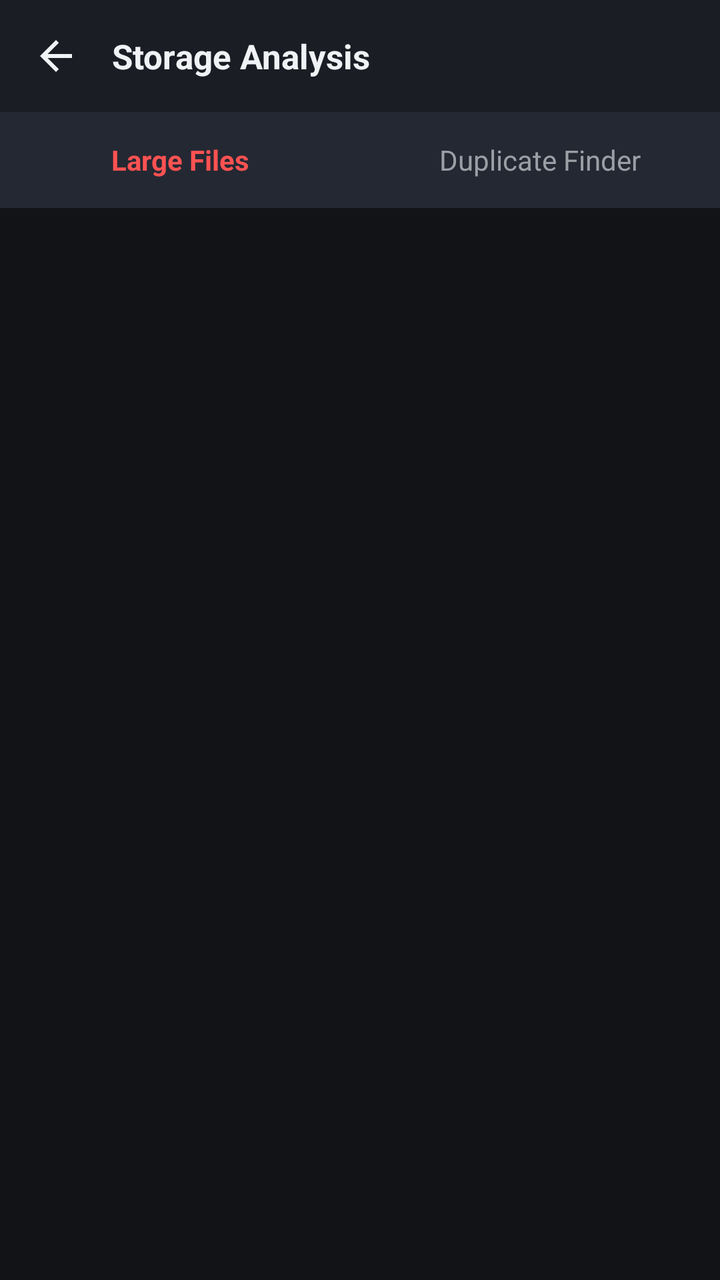
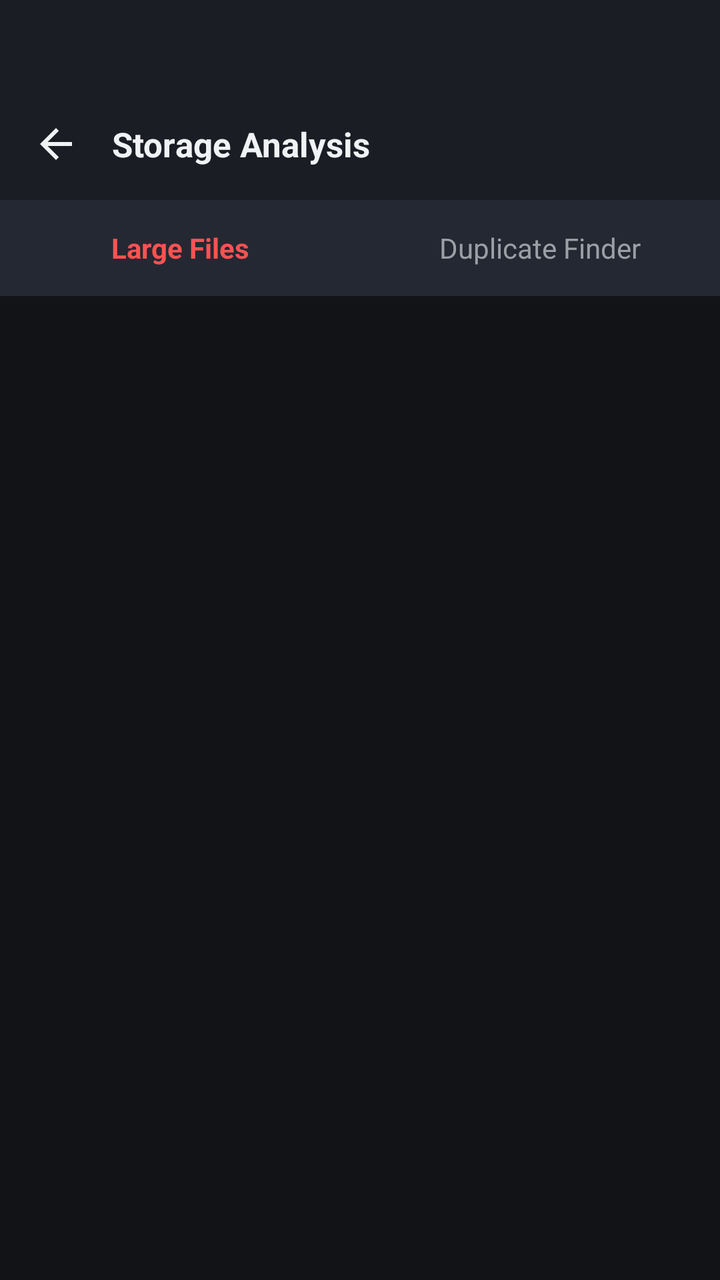

Compare the two renders of this Android layout. The source of the first and the diff that turns it into the second are given below.
<!-- AndroidManifest.xml: application theme Theme.ArtrawFiles -->
<!-- res/layout/activity_analyzer.xml -->
<?xml version="1.0" encoding="utf-8"?>
<LinearLayout xmlns:android="http://schemas.android.com/apk/res/android"
    android:layout_width="match_parent"
    android:layout_height="match_parent"
    android:orientation="vertical"
    android:background="@color/bg_dark">

    
    <RelativeLayout
        android:id="@+id/headerAnalyzer"
        android:layout_width="match_parent"
        android:layout_height="wrap_content"
        android:minHeight="56dp"
        android:background="@color/surface_dark"
        android:paddingStart="8dp"
        android:paddingEnd="8dp">

        <ImageView
            android:id="@+id/btnAnalyzerBack"
            android:layout_width="40dp"
            android:layout_height="40dp"
            android:layout_alignParentStart="true"
            android:layout_centerVertical="true"
            android:padding="8dp"
            android:background="?android:attr/selectableItemBackgroundBorderless"
            android:src="@drawable/ic_arrow_back"
            android:contentDescription="Back" />

        <TextView
            android:layout_width="wrap_content"
            android:layout_height="wrap_content"
            android:layout_toEndOf="@id/btnAnalyzerBack"
            android:layout_centerVertical="true"
            android:layout_marginStart="8dp"
            android:text="@string/nav_analysis"
            android:textColor="@color/text_primary_dark"
            android:textSize="17sp"
            android:textStyle="bold" />
    </RelativeLayout>

    
    <LinearLayout
        android:layout_width="match_parent"
        android:layout_height="48dp"
        android:orientation="horizontal"
        android:background="@color/surface_elevated_dark">

        <TextView
            android:id="@+id/tabLargeFiles"
            android:layout_width="0dp"
            android:layout_height="match_parent"
            android:layout_weight="1"
            android:gravity="center"
            android:text="@string/action_large_files"
            android:textColor="@color/artraw_crimson_accent"
            android:textSize="14sp"
            android:textStyle="bold"
            android:clickable="true"
            android:focusable="true" />

        <TextView
            android:id="@+id/tabDuplicates"
            android:layout_width="0dp"
            android:layout_height="match_parent"
            android:layout_weight="1"
            android:gravity="center"
            android:text="@string/action_duplicates"
            android:textColor="@color/text_secondary_dark"
            android:textSize="14sp"
            android:clickable="true"
            android:focusable="true" />
    </LinearLayout>

    <FrameLayout
        android:layout_width="match_parent"
        android:layout_height="0dp"
        android:layout_weight="1">

        
        <LinearLayout
            android:id="@+id/layoutLargeFilesView"
            android:layout_width="match_parent"
            android:layout_height="match_parent"
            android:orientation="vertical">

            <ListView
                android:id="@+id/listViewLargeFiles"
                android:layout_width="match_parent"
                android:layout_height="match_parent"
                android:divider="@color/border_dark"
                android:dividerHeight="0.5dp"
                android:clipToPadding="false" />
        </LinearLayout>

        
        <LinearLayout
            android:id="@+id/layoutDuplicatesView"
            android:layout_width="match_parent"
            android:layout_height="match_parent"
            android:orientation="vertical"
            android:padding="16dp"
            android:visibility="gone">

            <LinearLayout
                android:layout_width="match_parent"
                android:layout_height="wrap_content"
                android:orientation="vertical"
                android:background="@drawable/bg_card"
                android:padding="16dp"
                android:layout_marginBottom="12dp">

                <TextView
                    android:layout_width="wrap_content"
                    android:layout_height="wrap_content"
                    android:text="Cryptographic Duplicate Detection"
                    android:textColor="@color/text_primary_dark"
                    android:textSize="15sp"
                    android:textStyle="bold" />

                <TextView
                    android:layout_width="match_parent"
                    android:layout_height="wrap_content"
                    android:layout_marginTop="6dp"
                    android:text="Finds identical files using a two-step verification process: preliminary size grouping followed by explicit SHA-256 cryptographic verification."
                    android:textColor="@color/text_secondary_dark"
                    android:textSize="12sp" />

                <Button
                    android:id="@+id/btnStartDuplicateScan"
                    android:layout_width="match_parent"
                    android:layout_height="42dp"
                    android:layout_marginTop="12dp"
                    android:background="@drawable/bg_button_primary"
                    android:text="Scan for Duplicates"
                    android:textColor="@android:color/white"
                    android:textSize="13sp" />
            </LinearLayout>

            <TextView
                android:id="@+id/tvDuplicateProgress"
                android:layout_width="match_parent"
                android:layout_height="wrap_content"
                android:gravity="center"
                android:textColor="@color/artraw_crimson_accent"
                android:textSize="13sp"
                android:visibility="gone" />

            <ListView
                android:id="@+id/listViewDuplicates"
                android:layout_width="match_parent"
                android:layout_height="0dp"
                android:layout_weight="1"
                android:divider="@color/border_dark"
                android:dividerHeight="0.5dp"
                android:clipToPadding="false" />
        </LinearLayout>

        <ProgressBar
            android:id="@+id/progressAnalyzer"
            android:layout_width="48dp"
            android:layout_height="48dp"
            android:layout_gravity="center"
            android:indeterminate="true"
            android:indeterminateTint="@color/artraw_crimson"
            android:visibility="gone" />
    </FrameLayout>
</LinearLayout>
<!-- resources referenced by this layout -->
<resources>
  <color name="artraw_crimson">#E53935</color>
  <color name="artraw_crimson_accent">#FF5252</color>
  <color name="bg_dark">#121316</color>
  <color name="border_dark">#2E3442</color>
  <color name="surface_dark">#1A1D24</color>
  <color name="surface_elevated_dark">#242833</color>
  <color name="text_primary_dark">#F0F2F5</color>
  <color name="text_secondary_dark">#9AA0A6</color>
  <!-- drawable bg_button_primary (drawable) -->
  <?xml version="1.0" encoding="utf-8"?>
  <shape xmlns:android="http://schemas.android.com/apk/res/android"
      android:shape="rectangle">
      <solid android:color="@color/artraw_crimson" />
      <corners android:radius="8dp" />
  </shape>
  <!-- drawable bg_card (drawable) -->
  <?xml version="1.0" encoding="utf-8"?>
  <shape xmlns:android="http://schemas.android.com/apk/res/android"
      android:shape="rectangle">
      <solid android:color="@color/surface_dark" />
      <corners android:radius="12dp" />
      <stroke
          android:width="1dp"
          android:color="@color/border_dark" />
  </shape>
  <!-- drawable ic_arrow_back (drawable) -->
  <vector xmlns:android="http://schemas.android.com/apk/res/android"
      android:width="24dp"
      android:height="24dp"
      android:viewportWidth="24"
      android:viewportHeight="24">
      <path
          android:fillColor="#F0F2F5"
          android:pathData="M20,11H7.83l5.59,-5.59L12,4l-8,8 8,8 1.41,-1.41L7.83,13H20v-2z"/>
  </vector>
  <string name="action_duplicates">Duplicate Finder</string>
  <string name="action_large_files">Large Files</string>
  <string name="nav_analysis">Storage Analysis</string>
  <style name="Theme.ArtrawFiles" parent="@android:style/Theme.Material.NoActionBar">
          <item name="android:colorPrimary">@color/artraw_crimson</item>
          <item name="android:colorPrimaryDark">@color/artraw_crimson_dark</item>
          <item name="android:colorAccent">@color/artraw_crimson_accent</item>
          <item name="android:windowBackground">@color/bg_dark</item>
          <item name="android:colorBackground">@color/bg_dark</item>
          <item name="android:windowDrawsSystemBarBackgrounds">true</item>
          <item name="android:statusBarColor">@android:color/transparent</item>
          <item name="android:navigationBarColor">@android:color/transparent</item>
      </style>
  <color name="artraw_crimson_dark">#B71C1C</color>
</resources>

<!-- the commit's change to res/layout/activity_analyzer.xml (unified diff, before → after) -->
@@ -6,37 +6,48 @@
     android:background="@color/bg_dark">
 
     
-    <RelativeLayout
+    <LinearLayout
         android:id="@+id/headerAnalyzer"
         android:layout_width="match_parent"
         android:layout_height="wrap_content"
-        android:minHeight="56dp"
-        android:background="@color/surface_dark"
-        android:paddingStart="8dp"
-        android:paddingEnd="8dp">
+        android:orientation="vertical"
+        android:background="@color/surface_dark">
 
-        <ImageView
-            android:id="@+id/btnAnalyzerBack"
-            android:layout_width="40dp"
-            android:layout_height="40dp"
-            android:layout_alignParentStart="true"
-            android:layout_centerVertical="true"
-            android:padding="8dp"
-            android:background="?android:attr/selectableItemBackgroundBorderless"
-            android:src="@drawable/ic_arrow_back"
-            android:contentDescription="Back" />
+        
+        <View
+            android:id="@+id/statusBarSpacerAnalyzer"
+            android:layout_width="match_parent"
+            android:layout_height="44dp" />
 
-        <TextView
-            android:layout_width="wrap_content"
-            android:layout_height="wrap_content"
-            android:layout_toEndOf="@id/btnAnalyzerBack"
-            android:layout_centerVertical="true"
-            android:layout_marginStart="8dp"
-            android:text="@string/nav_analysis"
-            android:textColor="@color/text_primary_dark"
-            android:textSize="17sp"
-            android:textStyle="bold" />
-    </RelativeLayout>
+        <RelativeLayout
+            android:layout_width="match_parent"
+            android:layout_height="56dp"
+            android:paddingStart="8dp"
+            android:paddingEnd="8dp">
+
+            <ImageView
+                android:id="@+id/btnAnalyzerBack"
+                android:layout_width="40dp"
+                android:layout_height="40dp"
+                android:layout_alignParentStart="true"
+                android:layout_centerVertical="true"
+                android:padding="8dp"
+                android:background="?android:attr/selectableItemBackgroundBorderless"
+                android:src="@drawable/ic_arrow_back"
+                android:contentDescription="Back" />
+
+            <TextView
+                android:layout_width="wrap_content"
+                android:layout_height="wrap_content"
+                android:layout_toEndOf="@id/btnAnalyzerBack"
+                android:layout_centerVertical="true"
+                android:layout_marginStart="8dp"
+                android:text="@string/nav_analysis"
+                android:textColor="@color/text_primary_dark"
+                android:textSize="17sp"
+                android:textStyle="bold" />
+        </RelativeLayout>
+    </LinearLayout>
 
     
     <LinearLayout
